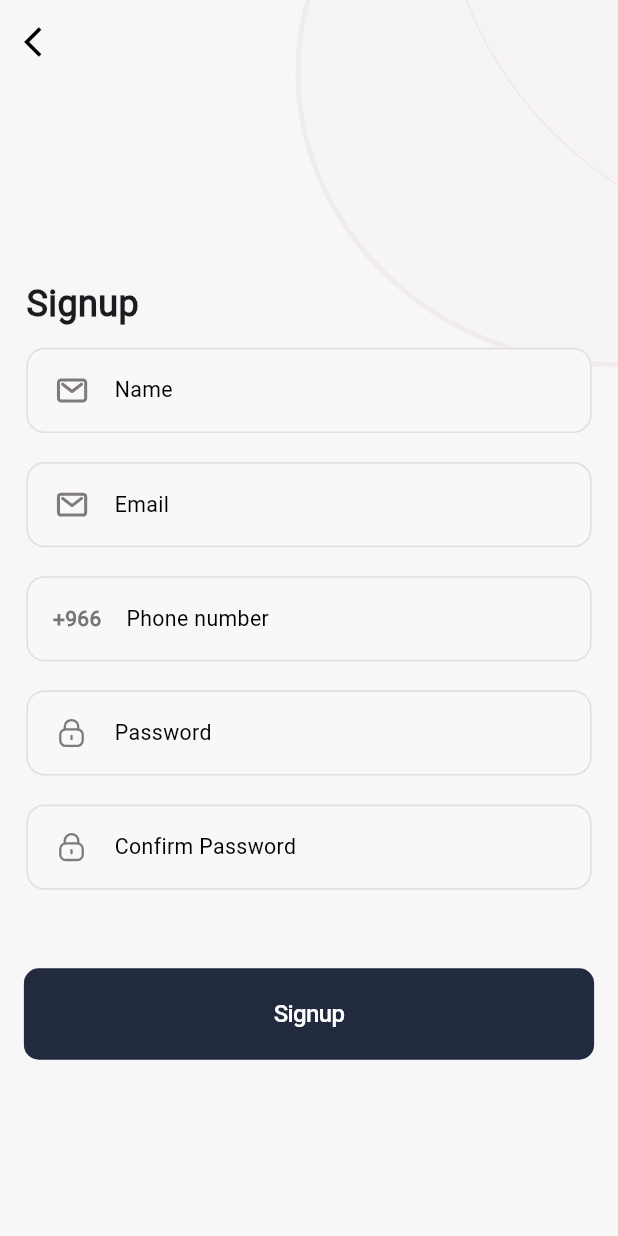
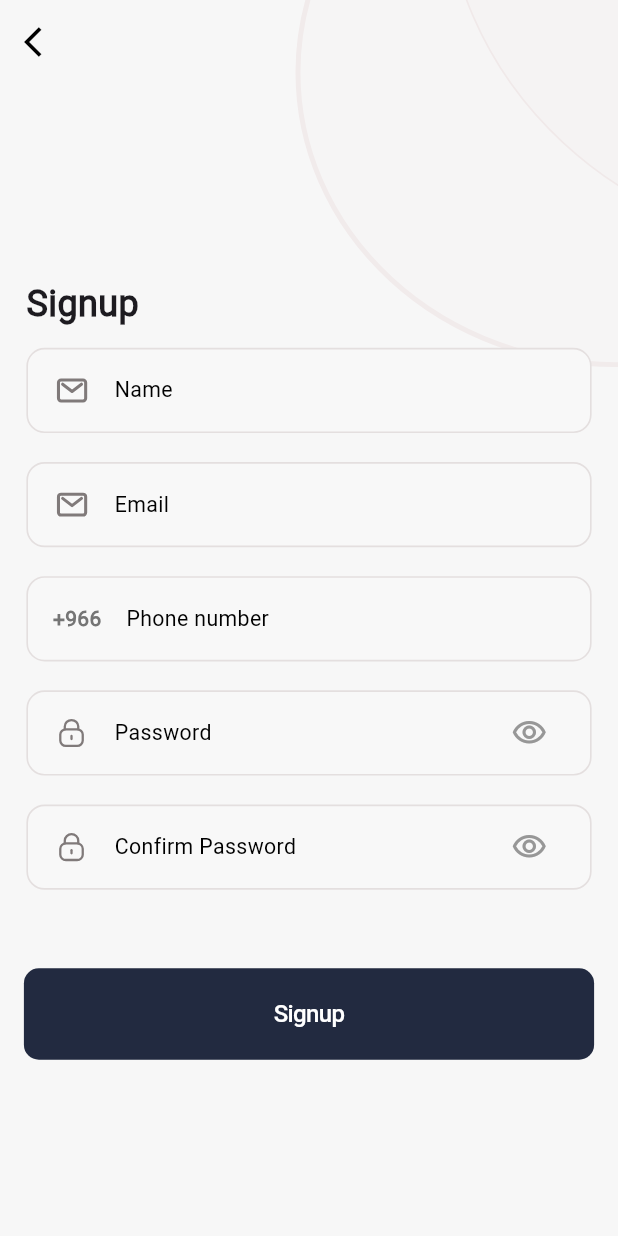
Before and after one commit to sabrihicham/giveagift, a Flutter app: the SignupPage screen opened directly, on a phone screen of 412 x 824 dp. Run offline on Flutter 3.47's test engine with Material 3 defaults, Android fonts, the phone set to English and light mode, and no system bars; our stand-ins replace cached_network_image, carousel_slider, dio, firebase_core, firebase_messaging, flutter_colorpicker and 17 more; missing offline and left inert: app_settings, board_datetime_picker, dart:ffi, flutter_confetti, flutter_flip_card and 7 more; accounts and stored records are empty; network calls fail; Roboto replaces fonts that are missing (Almarai); project files that could hold a hidden picture were left out; key blocks and very long unbroken strings in the code were emptied for the run.

Commit message:
Refactor payment and profile components for improved navigation and UI consistency

```diff
--- a/lib/view/cards/data/sources/shapes_source.dart
+++ b/lib/view/cards/data/sources/shapes_source.dart
@@ -13,7 +13,7 @@ class ShapesSourceImpl implements ShapesSource {
   @override
   Future<ShapesResponse> getShapes() async {
     final response = await client.get(
-      Uri.parse('${API.BASE_URL}/api/v1/shapes'),
+      Uri.parse('${API.BASE_URL}/api/v1/shapes?limit=Infinity'),
     );
 
     if (response.statusCode == 200) {
--- a/lib/view/home/home.dart
+++ b/lib/view/home/home.dart
@@ -587,7 +587,7 @@ class HomePage extends StatelessWidget {
                                 title: "store_features".tr,
                               ),
                               SizedBox(height: 16.h),
-                              const ShopSpecials(),
+                              ShopSpecials(),
                               SizedBox(height: 16.h),
                               // const Divider(),
                               // Container(
--- a/lib/view/payment/payment.dart
+++ b/lib/view/payment/payment.dart
@@ -134,7 +134,7 @@ class _PaymentPageState extends State<PaymentPage> {
               colorText: Colors.white,
             );
 
-            Get.back(result: true);
+            Navigator.of(context).pop(true);
           } else {
             Get.snackbar(
               'error'.tr,
--- a/lib/view/payment/success_page.dart
+++ b/lib/view/payment/success_page.dart
@@ -10,8 +10,9 @@ import 'package:giveagift/view/profile/controller/profile_controller.dart';
 
 class Successful extends StatelessWidget {
   final Card? card;
+  final bool withWallet;
 
-  const Successful({super.key, this.card});
+  const Successful({super.key, this.card, this.withWallet = true});
 
   String formatDate(DateTime? date) {
     if (date == null) {
@@ -117,6 +118,7 @@ class Successful extends StatelessWidget {
                     ),
                   ),
                 ),
+                if(withWallet)
                   Positioned(
                     top: 309.h,
                     child: Container(
--- a/lib/view/profile/model/balance.dart
+++ b/lib/view/profile/model/balance.dart
@@ -98,7 +98,7 @@ class Transfer {
         "amount": amount,
         "receiverName": receiverName,
         "receiverPhone": receiverPhone,
-        "createdAt": createdAt.toUtc(),
+        "createdAt": createdAt.toUtc().toIso8601String(),
       };
 
   Transfer copyWith({
--- a/lib/view/profile/profile.dart
+++ b/lib/view/profile/profile.dart
@@ -953,7 +953,7 @@ class NotLogedIn extends StatelessWidget {
                   onLogIn?.call(result);
                 }
               },
-              color: const Color.fromRGBO(253, 60, 132, 1),
+              color: Theme.of(context).primaryColor,
               borderRadius: BorderRadius.circular(10),
               child: Text('login'.tr,
                 style: Theme.of(context).textTheme.titleMedium?.copyWith(
--- a/lib/view/profile/signup.dart
+++ b/lib/view/profile/signup.dart
@@ -151,6 +151,8 @@ class _SignupPageState extends State<SignupPage> {
                   child: GlobalTextField2(
                     controller: passwordController,
                     placeHolder: 'password'.tr,
+                    keyboardType: TextInputType.visiblePassword,
+                    obsecure: true,
                     prefix: SvgPicture.asset(
                       'assets/icons/lock.svg',
                       width: 22.53.w,
@@ -166,6 +168,8 @@ class _SignupPageState extends State<SignupPage> {
                   child: GlobalTextField2(
                     controller: confirmPasswordController,
                     placeHolder: 'confirm_password'.tr,
+                    keyboardType: TextInputType.visiblePassword,
+                    obsecure: true,
                     prefix: SvgPicture.asset(
                       'assets/icons/lock.svg',
                       width: 22.53.w,
--- a/lib/view/webview.dart
+++ b/lib/view/webview.dart
@@ -83,6 +83,7 @@ class InAppWebViewPageState extends State<InAppWebViewPage> {
                 onLoadStart: (InAppWebViewController controller, Uri? url) {
                   if (widget.arguments.successUrl != null && widget.arguments.successUrl!.isNotEmpty && url.toString().contains(widget.arguments.successUrl!)) {
                     Navigator.pop(context, true);
+                    return;
                   } else if (widget.arguments.errorUrl != null && widget.arguments.errorUrl!.isNotEmpty && url.toString().contains(widget.arguments.errorUrl!)) {
                     if (url != null && url.queryParameters.containsKey('paymentId')) {
                       UrlLauncherUtils.launchPaymentResult(
--- a/pubspec.yaml
+++ b/pubspec.yaml
@@ -16,7 +16,7 @@ publish_to: 'none' # Remove this line if you wish to publish to pub.dev
 # https://developer.apple.com/library/archive/documentation/General/Reference/InfoPlistKeyReference/Articles/CoreFoundationKeys.html
 # In Windows, build-name is used as the major, minor, and patch parts
 # of the product and file versions while build-number is used as the build suffix.
-version: 1.1.0+2
+version: 1.1.1+3
 
 environment:
   sdk: '>=3.2.3 <4.0.0'
```
Also changed, not shown: lib/view/cart/widgets/cart_item.dart (+6 -3 lines), lib/view/profile/update_profile.dart (+4 -4 lines), 10 other files. Lines whose indentation alone changed are shown as unchanged.
